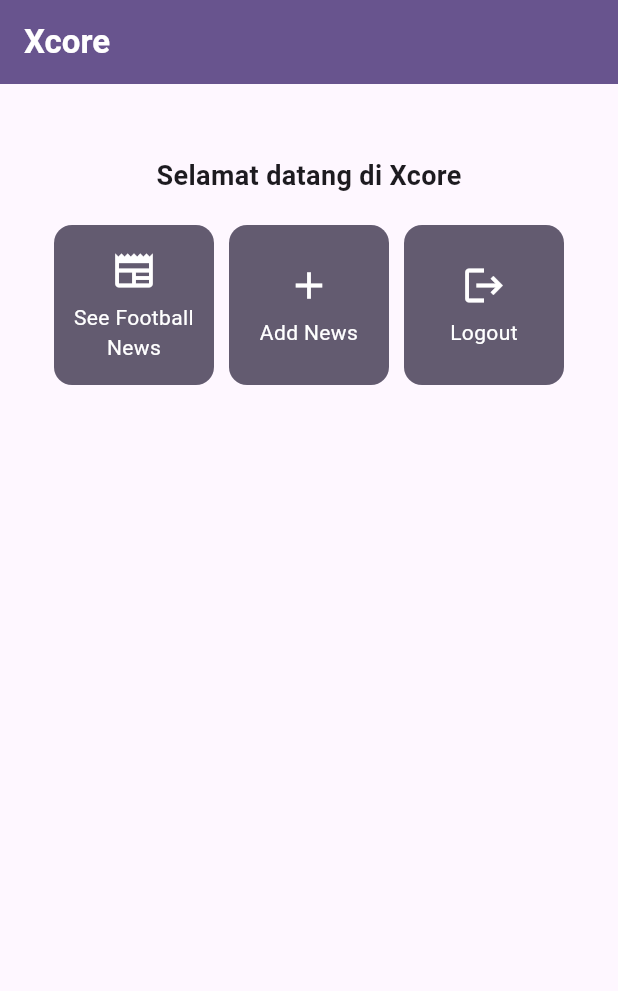
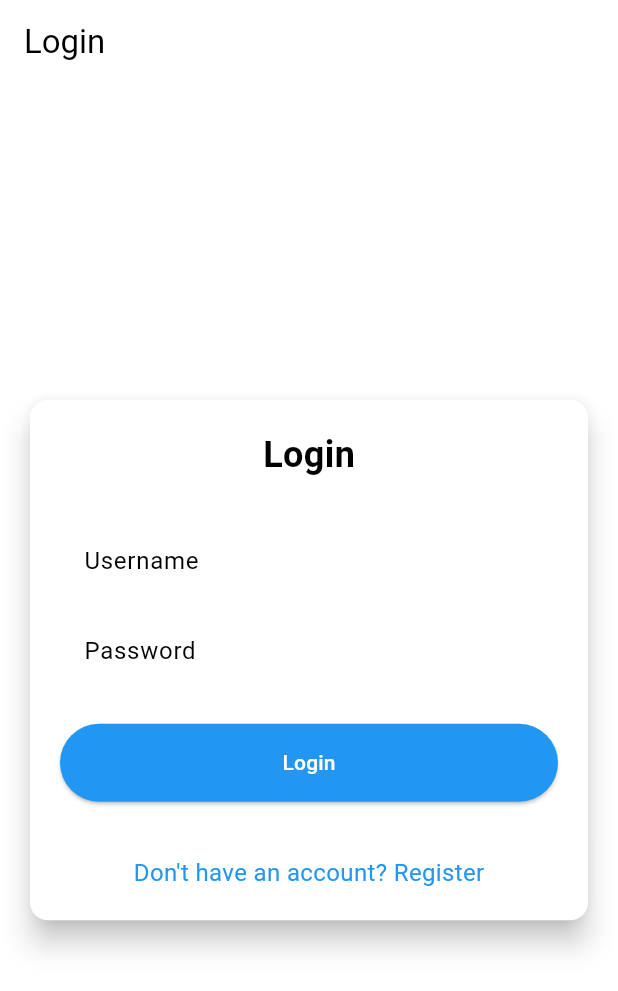
Before and after one commit to pbp-kelompok-10/xcore-mobile, a Flutter app: the screen it shows after launch, on a phone screen of 412 x 824 dp. Shown: the top 991 px of the screen. Run offline on Flutter 3.47's test engine with Material 3 defaults, Android fonts, the light colour scheme and no system bars; our stand-ins replace image_picker; missing offline and left inert: pbp_django_auth.

Commit message:
regis and login

```diff
--- a/xcore_mobile/lib/main.dart
+++ b/xcore_mobile/lib/main.dart
@@ -1,5 +1,8 @@
 import 'package:flutter/material.dart';
 import 'package:xcore_mobile/screens/menu.dart';
+import 'package:pbp_django_auth/pbp_django_auth.dart';
+import 'package:provider/provider.dart';
+import 'package:xcore_mobile/screens/login.dart';
 
 void main() {
   runApp(const MyApp());
@@ -11,8 +14,13 @@ class MyApp extends StatelessWidget {
   // This widget is the root of your application.
   @override
   Widget build(BuildContext context) {
-    return MaterialApp(
-      title: 'Flutter Demo',
+    return Provider(
+      create: (_) {
+        CookieRequest request = CookieRequest();
+        return request;
+      },
+      child: MaterialApp(
+        title: 'Football News',
         theme: ThemeData(
           // This is the theme of your application.
           //
@@ -29,9 +37,11 @@ class MyApp extends StatelessWidget {
           //
           // This works for code too, not just values: Most code changes can be
           // tested with just a hot reload.
-        colorScheme: ColorScheme.fromSeed(seedColor: Colors.deepPurple),
+            colorScheme: ColorScheme.fromSwatch(primarySwatch: Colors.blue)
+          .copyWith(secondary: Colors.blueAccent[400]),
         ),
-      home: MyHomePage(),
+        home: const LoginPage(),
+      ),
     );
   }
 }
--- /dev/null
+++ b/xcore_mobile/lib/screens/login.dart
@@ -0,0 +1,192 @@
+import 'package:xcore_mobile/screens/menu.dart';
+import 'package:flutter/material.dart';
+import 'package:pbp_django_auth/pbp_django_auth.dart';
+import 'package:provider/provider.dart';
+import 'package:xcore_mobile/screens/register.dart';
+void main() {
+  runApp(const LoginApp());
+}
+
+class LoginApp extends StatelessWidget {
+  const LoginApp({super.key});
+
+  @override
+  Widget build(BuildContext context) {
+    return Provider(
+      create: (_) => CookieRequest(),
+      child: MaterialApp(
+        title: 'Login',
+        theme: ThemeData(
+          useMaterial3: true,
+          colorScheme: ColorScheme.fromSwatch(primarySwatch: Colors.blue)
+              .copyWith(secondary: Colors.blueAccent[400]),
+        ),
+        home: const LoginPage(),
+      ),
+    );
+  }
+}
+
+class LoginPage extends StatefulWidget {
+  const LoginPage({super.key});
+
+  @override
+  State<LoginPage> createState() => _LoginPageState();
+}
+
+class _LoginPageState extends State<LoginPage> {
+  final TextEditingController _usernameController = TextEditingController();
+  final TextEditingController _passwordController = TextEditingController();
+
+  @override
+  Widget build(BuildContext context) {
+    final request = context.watch<CookieRequest>();
+
+    return Scaffold(
+      appBar: AppBar(
+        title: const Text('Login'),
+      ),
+      body: Center(
+        child: SingleChildScrollView(
+          padding: const EdgeInsets.all(16.0),
+          child: Card(
+            elevation: 8,
+            shape: RoundedRectangleBorder(
+              borderRadius: BorderRadius.circular(12.0),
+            ),
+            child: Padding(
+              padding: const EdgeInsets.all(20.0),
+              child: Column(
+                mainAxisSize: MainAxisSize.min,
+                children: [
+                  const Text(
+                    'Login',
+                    style: TextStyle(
+                      fontSize: 24.0,
+                      fontWeight: FontWeight.bold,
+                    ),
+                  ),
+                  const SizedBox(height: 30.0),
+
+                  // USERNAME
+                  TextField(
+                    controller: _usernameController,
+                    decoration: const InputDecoration(
+                      labelText: 'Username',
+                      hintText: 'Enter your username',
+                      border: OutlineInputBorder(
+                        borderRadius: BorderRadius.all(Radius.circular(12.0)),
+                      ),
+                      contentPadding:
+                          EdgeInsets.symmetric(horizontal: 12.0, vertical: 8.0),
+                    ),
+                  ),
+                  const SizedBox(height: 12.0),
+
+                  // PASSWORD
+                  TextField(
+                    controller: _passwordController,
+                    decoration: const InputDecoration(
+                      labelText: 'Password',
+                      hintText: 'Enter your password',
+                      border: OutlineInputBorder(
+                        borderRadius: BorderRadius.all(Radius.circular(12.0)),
+                      ),
+                      contentPadding:
+                          EdgeInsets.symmetric(horizontal: 12.0, vertical: 8.0),
+                    ),
+                    obscureText: true,
+                  ),
+                  const SizedBox(height: 24.0),
+
+                  // LOGIN BUTTON
+                  ElevatedButton(
+                    onPressed: () async {
+                      String username = _usernameController.text.trim();
+                      String password = _passwordController.text.trim();
+                      final response = await request.login(
+                        "http://localhost:8000/auth/login/",
+                        {
+                          'username': username,
+                          'password': password,
+                        },
+                      );
+                      if (request.loggedIn && response["status"] == true) {
+                        String message = response["message"];
+                        String uname = response["username"];
+
+                        if (context.mounted) {
+                          Navigator.pushReplacement(
+                            context,
+                            MaterialPageRoute(
+                                builder: (context) => MyHomePage()),
+                          );
+
+                          ScaffoldMessenger.of(context)
+                            ..hideCurrentSnackBar()
+                            ..showSnackBar(
+                              SnackBar(
+                                  content:
+                                      Text("$message Welcome, $uname.")),
+                            );
+                        }
+                      } else {
+                        String errorMessage =
+                            response["message"] ?? "Login failed.";
+
+                        if (context.mounted) {
+                          showDialog(
+                            context: context,
+                            builder: (context) => AlertDialog(
+                              title: const Text('Login Failed'),
+                              content: Text(errorMessage),
+                              actions: [
+                                TextButton(
+                                  child: const Text('OK'),
+                                  onPressed: () => Navigator.pop(context),
+                                ),
+                              ],
+                            ),
+                          );
+                        }
+                      }
+                    },
+                    style: ElevatedButton.styleFrom(
+                      foregroundColor: Colors.white,
+                      minimumSize: const Size(double.infinity, 50),
+                      backgroundColor: Theme.of(context).colorScheme.primary,
+                      padding: const EdgeInsets.symmetric(vertical: 16.0),
+                    ),
+                    child: const Text('Login'),
+                  ),
+
+                  const SizedBox(height: 36.0),
+
+                  // REGISTER PLACEHOLDER
+                  GestureDetector(
+                    onTap: () {
+                      Navigator.push(
+                        context,
+                        MaterialPageRoute(
+                          builder: (context) => const RegisterPage(),
+                        ),
+                      );
+                    },
+                    child: Text(
+                      "Don't have an account? Register",
+                      style: TextStyle(
+                        color: Theme.of(context).colorScheme.primary,
+                        fontSize: 16.0,
+                      ),
+                    ),
+                  ),
+
+                ],
+              ),
+            ),
+          ),
+        ),
+      ),
+    );
+  }
+}
--- a/xcore_mobile/pubspec.yaml
+++ b/xcore_mobile/pubspec.yaml
@@ -36,6 +36,8 @@ dependencies:
   cupertino_icons: ^1.0.8
   provider: ^6.1.5+1
   pbp_django_auth: ^0.4.0
+  image_picker: ^1.2.1
+  http: ^1.6.0
 
 dev_dependencies:
   flutter_test:
```
Also changed, not shown: xcore_mobile/lib/screens/register.dart (added, +268 -0 lines), xcore_mobile/pubspec.lock, 5 other files. Lines whose indentation alone changed are shown as unchanged.
